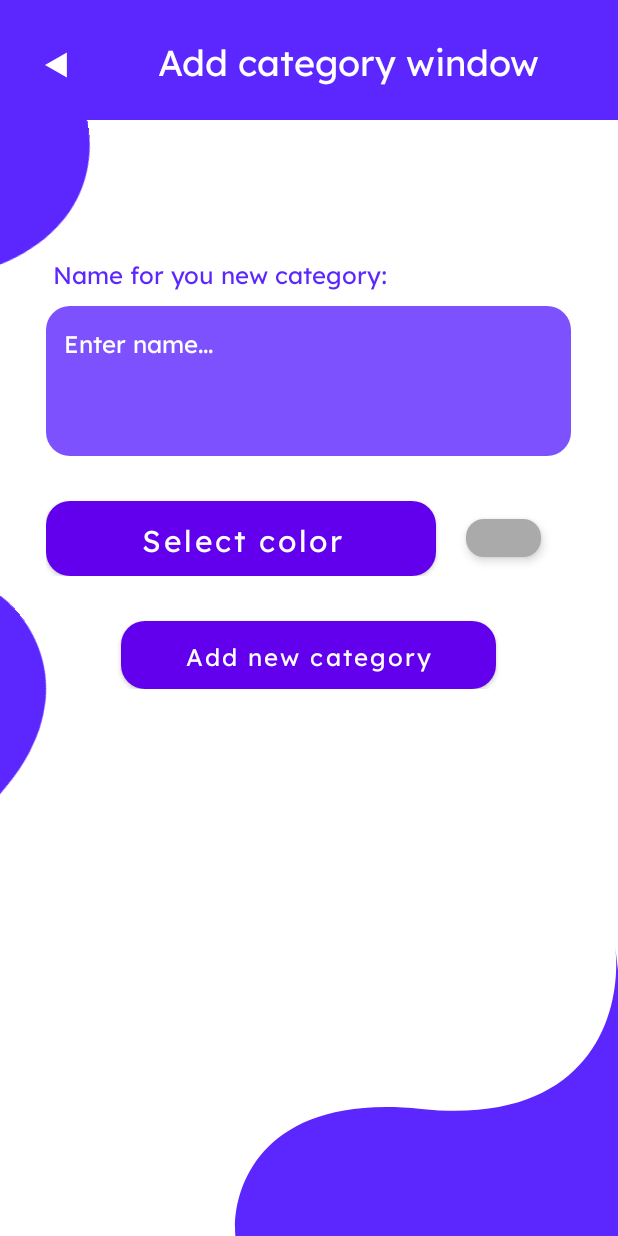
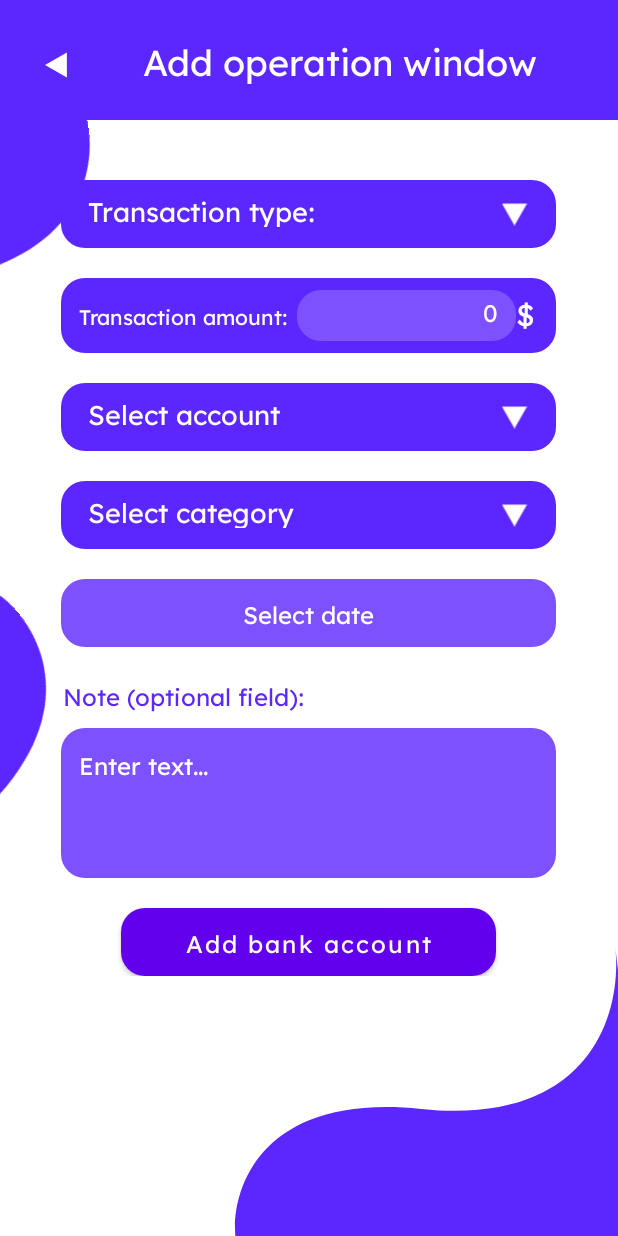
Before and after one commit to ByterGame/finance_tracker, an Android app built with Jetpack Compose: the DashboardActivity screen opened directly, with no data from a screen before it, after a tap on "add operation", on a phone screen of 412 x 824 dp. Run offline under Robolectric (Android 15) with nearby library versions, the phone set to English and light mode, and no system bars; our stand-ins replace Room's generated code; 4 statements that could not run were skipped.

Commit message:
Added a transaction add screen and a room for storing transactions in a more convenient view for future collection of information for a report

```diff
--- a/app/src/main/AndroidManifest.xml
+++ b/app/src/main/AndroidManifest.xml
@@ -16,6 +16,11 @@
         android:supportsRtl="true"
         android:theme="@style/Theme.Finance_tracker_app"
         tools:targetApi="31">
+        <activity
+            android:name=".AddOperationActivity"
+            android:exported="false"
+            android:label="@string/title_activity_add_category"
+            android:theme="@style/Theme.Finance_tracker_app" />
         <activity
             android:name=".AddCategoryActivity"
             android:exported="false"
--- /dev/null
+++ b/app/src/main/java/com/example/finance_tracker_app/AddOperationActivity.kt
@@ -0,0 +1,299 @@
+package com.example.finance_tracker_app
+
+import android.app.DatePickerDialog
+import android.content.Intent
+import android.content.SharedPreferences
+import android.os.Bundle
+import android.view.LayoutInflater
+import android.view.View
+import android.view.ViewGroup
+import android.widget.*
+import androidx.activity.result.contract.ActivityResultContracts
+import androidx.appcompat.app.AppCompatActivity
+import androidx.lifecycle.lifecycleScope
+import androidx.security.crypto.EncryptedSharedPreferences
+import androidx.security.crypto.MasterKey
+import com.google.gson.Gson
+import com.google.gson.reflect.TypeToken
+import kotlinx.coroutines.launch
+import androidx.appcompat.app.AlertDialog
+import java.util.*
+
+class AddOperationActivity : AppCompatActivity() {
+
+    data class Card(val type: String, val name: String, val balance: Double)
+
+    private lateinit var transactionTypeSpinner: Spinner
+    private lateinit var selectAccountSpinner: Spinner
+    private lateinit var selectCategorySpinner: Spinner
+    private lateinit var dateInput: EditText
+    private lateinit var backArrow: ImageButton
+    private lateinit var addOperation: Button
+
+    private val gson = Gson()
+    private val defaultCategories = listOf("Food", "Transport", "Entertainment", "Health", "Utilities", "Salary", "Other")
+    private var cardsList: List<Card> = emptyList()
+    private var userCategories: MutableList<String> = mutableListOf()
+    private lateinit var db: AppDatabase
+    private lateinit var operationDao: OperationDao
+
+    private var selectedDateMillis: Long = System.currentTimeMillis()
+
+    private val addCategoryLauncher = registerForActivityResult(
+        ActivityResultContracts.StartActivityForResult()
+    ) { result ->
+        if (result.resultCode == RESULT_OK) {
+            val newCategory = result.data?.getStringExtra("new_category_name")
+            if (!newCategory.isNullOrBlank()) {
+                userCategories.add(newCategory)
+                saveUserCategories()
+                updateCategorySpinnerWithNewCategory(newCategory)
+            }
+        }
+    }
+
+    override fun onCreate(savedInstanceState: Bundle?) {
+        super.onCreate(savedInstanceState)
+        setContentView(R.layout.add_operation_layout)
+
+        dateInput = findViewById(R.id.date_input)
+        transactionTypeSpinner = findViewById(R.id.transaction_type_spinner)
+        selectAccountSpinner = findViewById(R.id.select_account_spinner)
+        selectCategorySpinner = findViewById(R.id.select_category_spinner)
+        backArrow = findViewById(R.id.back_arrow)
+        addOperation = findViewById(R.id.add_operation)
+
+        db = AppDatabase.getDatabase(this)
+        operationDao = db.operationDao()
+
+        setupAddOperation()
+        setupBackArrow()
+        setupDateInput()
+        setupTransactionTypeSpinner()
+        loadCards()
+        setupSelectAccountSpinner()
+        loadUserCategories()
+        updateCategorySpinnerWithNewCategory(null)
+    }
+
+    private fun setupAddOperation() {
+        addOperation.setOnClickListener {
+            saveOperation()
+        }
+    }
+
+    private fun saveOperation() {
+        val type = transactionTypeSpinner.selectedItem?.toString() ?: ""
+        val amountStr = findViewById<EditText>(R.id.transaction_amount).text.toString()
+        val accountName = selectAccountSpinner.selectedItem?.toString() ?: ""
+        val category = selectCategorySpinner.selectedItem?.toString() ?: ""
+        val note = findViewById<EditText>(R.id.note_input).text.toString()
+
+        val amount = amountStr.replace(",", "").toDoubleOrNull()
+        if (type.isEmpty() || amount == null || accountName.isEmpty() || category.isEmpty()) {
+            Toast.makeText(this, "Please fill in all required fields", Toast.LENGTH_SHORT).show()
+            return
+        }
+
+        val cards = loadSavedCards().toMutableList()
+        val cardIndex = cards.indexOfFirst { it.name == accountName }
+
+        if (cardIndex == -1) {
+            Toast.makeText(this, "Selected card not found", Toast.LENGTH_SHORT).show()
+            return
+        }
+
+        val selectedCard = cards[cardIndex]
+        val newBalance = when (type.lowercase()) {
+            "income" -> selectedCard.balance + amount
+            "expense" -> selectedCard.balance - amount
+            else -> selectedCard.balance
+        }
+
+        fun proceedSaving() {
+            val operation = Operation(
+                type = type,
+                amount = amount,
+                accountName = accountName,
+                category = category,
+                date = selectedDateMillis,
+                note = if (note.isBlank()) null else note
+            )
+
+            cards[cardIndex] = selectedCard.copy(balance = newBalance)
+            saveCards(cards)
+
+            lifecycleScope.launch {
+                try {
+                    operationDao.insertOperation(operation)
+                    runOnUiThread {
+                        Toast.makeText(this@AddOperationActivity, "Operation saved", Toast.LENGTH_SHORT).show()
+                        startActivity(Intent(this@AddOperationActivity, DashboardActivity::class.java))
+                        finish()
+                    }
+                } catch (e: Exception) {
+                    e.printStackTrace()
+                    runOnUiThread {
+                        Toast.makeText(this@AddOperationActivity, "Error saving operation", Toast.LENGTH_SHORT).show()
+                    }
+                }
+            }
+        }
+
+        if (type.lowercase() == "expense" && newBalance < 0) {
+            AlertDialog.Builder(this)
+                .setTitle("Negative Balance")
+                .setMessage("This expense will result in a negative balance on this account. Are you sure you want to continue?")
+                .setPositiveButton("Yes") { _, _ -> proceedSaving() }
+                .setNegativeButton("Cancel", null)
+                .show()
+        } else {
+            proceedSaving()
+        }
+    }
+
+    private fun saveCards(cards: List<Card>) {
+        val json = gson.toJson(cards)
+        getEncryptedPrefs().edit().putString("cards_list", json).apply()
+    }
+
+    private fun setupBackArrow() {
+        backArrow.setOnClickListener {
+            startActivity(Intent(this@AddOperationActivity, DashboardActivity::class.java))
+            finish()
+        }
+    }
+
+    private fun setupDateInput() {
+        val calendar = Calendar.getInstance()
+        val dateSetListener = DatePickerDialog.OnDateSetListener { _, year, month, dayOfMonth ->
+            calendar.set(year, month, dayOfMonth, 0, 0, 0)
+            selectedDateMillis = calendar.timeInMillis
+            val formattedDate = "%02d.%02d.%d".format(dayOfMonth, month + 1, year)
+            dateInput.setText(formattedDate)
+        }
+
+        dateInput.setOnClickListener {
+            DatePickerDialog(
+                this,
+                dateSetListener,
+                calendar.get(Calendar.YEAR),
+                calendar.get(Calendar.MONTH),
+                calendar.get(Calendar.DAY_OF_MONTH)
+            ).show()
+        }
+    }
+
+    private fun setupTransactionTypeSpinner() {
+        val transactionTypes = listOf("Transaction type:", "Income", "Expense")
+        val adapter = createStyledSpinnerAdapter(transactionTypes)
+        transactionTypeSpinner.adapter = adapter
+        transactionTypeSpinner.setSelection(0)
+    }
+
+    private fun loadCards() {
+        cardsList = loadSavedCards()
+    }
+
+    private fun setupSelectAccountSpinner() {
+        val accountNames = mutableListOf("Select account")
+        accountNames.addAll(cardsList.map { it.name })
+        val adapter = createStyledSpinnerAdapter(accountNames)
+        selectAccountSpinner.adapter = adapter
+        selectAccountSpinner.setSelection(0)
+    }
+
+    private fun loadUserCategories() {
+        val prefs = getEncryptedPrefs()
+        val json = prefs.getString("user_categories", null)
+        userCategories = if (json != null) {
+            gson.fromJson(json, object : TypeToken<MutableList<String>>() {}.type)
+        } else {
+            mutableListOf()
+        }
+    }
+
+    private fun saveUserCategories() {
+        val prefs = getEncryptedPrefs()
+        prefs.edit().putString("user_categories", gson.toJson(userCategories)).apply()
+    }
+
+    private fun updateCategorySpinnerWithNewCategory(newCategory: String?) {
+        val categories = mutableListOf("Select category").apply {
+            addAll(defaultCategories)
+            addAll(userCategories)
+            add("Add new category")
+        }
+
+        val adapter = createStyledSpinnerAdapter(categories, highlightLastItem = true)
+        selectCategorySpinner.adapter = adapter
+
+        selectCategorySpinner.onItemSelectedListener = object : AdapterView.OnItemSelectedListener {
+            override fun onItemSelected(
+                parent: AdapterView<*>, view: View?, position: Int, id: Long
+            ) {
+                if (position == categories.lastIndex) {
+                    val intent = Intent(this@AddOperationActivity, AddCategoryActivity::class.java)
+                    addCategoryLauncher.launch(intent)
+                }
+            }
+
+            override fun onNothingSelected(parent: AdapterView<*>) {}
+        }
+
+        newCategory?.let {
+            val index = categories.indexOf(it)
+            if (index != -1) selectCategorySpinner.setSelection(index)
+        } ?: run {
+            selectCategorySpinner.setSelection(0)
+        }
+    }
+
+    private fun createStyledSpinnerAdapter(
+        items: List<String>,
+        highlightLastItem: Boolean = false
+    ): ArrayAdapter<String> {
+        return object : ArrayAdapter<String>(this, R.layout.spinner_item, R.id.spinnerText, items) {
+            override fun isEnabled(position: Int): Boolean = position != 0
+
+            override fun getDropDownView(position: Int, convertView: View?, parent: ViewGroup): View {
+                val inflater = LayoutInflater.from(context)
+                val view = inflater.inflate(R.layout.spinner_dropdown_item, parent, false)
+                val textView = view.findViewById<TextView>(R.id.dropdownText)
+                textView.text = items[position]
+
+                val color = when {
+                    position == 0 -> resources.getColor(android.R.color.darker_gray)
+                    highlightLastItem && position == items.lastIndex -> resources.getColor(android.R.color.holo_blue_dark)
+                    else -> resources.getColor(R.color.theme_color)
+                }
+
+                textView.setTextColor(color)
+                return view
+            }
+        }
+    }
+
+    private fun getEncryptedPrefs(): SharedPreferences {
+        val masterKey = MasterKey.Builder(applicationContext)
+            .setKeyScheme(MasterKey.KeyScheme.AES256_GCM)
+            .build()
+
+        return EncryptedSharedPreferences.create(
+            applicationContext,
+            "cards_secure_prefs",
+            masterKey,
+            EncryptedSharedPreferences.PrefKeyEncryptionScheme.AES256_SIV,
+            EncryptedSharedPreferences.PrefValueEncryptionScheme.AES256_GCM
+        )
+    }
+
+    private fun loadSavedCards(): List<Card> {
+        val json = getEncryptedPrefs().getString("cards_list", null)
+        return if (json != null) {
+            gson.fromJson(json, object : TypeToken<List<Card>>() {}.type)
+        } else {
+            emptyList()
+        }
+    }
+}
--- /dev/null
+++ b/app/src/main/java/com/example/finance_tracker_app/AppDatabase.kt
@@ -0,0 +1,28 @@
+package com.example.finance_tracker_app
+
+import androidx.room.Database
+import androidx.room.Room
+import androidx.room.RoomDatabase
+import android.content.Context
+
+@Database(entities = [Operation::class], version = 1)
+abstract class AppDatabase : RoomDatabase() {
+    abstract fun operationDao(): OperationDao
+
+    companion object {
+        @Volatile
+        private var INSTANCE: AppDatabase? = null
+
+        fun getDatabase(context: Context): AppDatabase {
+            return INSTANCE ?: synchronized(this) {
+                val instance = Room.databaseBuilder(
+                    context.applicationContext,
+                    AppDatabase::class.java,
+                    "finance_tracker_database"
+                ).build()
+                INSTANCE = instance
+                instance
+            }
+        }
+    }
+}
--- a/app/src/main/java/com/example/finance_tracker_app/DashboardActivity.kt
+++ b/app/src/main/java/com/example/finance_tracker_app/DashboardActivity.kt
@@ -56,7 +56,7 @@ class DashboardActivity : AppCompatActivity() {
         }
         val addCategoryButton = findViewById<LinearLayout>(R.id.add_operation_section)
         addCategoryButton.setOnClickListener {
-            startActivity(Intent(this@DashboardActivity, AddCategoryActivity::class.java))
+            startActivity(Intent(this@DashboardActivity, AddOperationActivity::class.java))
             finish()
         }
 
--- /dev/null
+++ b/app/src/main/java/com/example/finance_tracker_app/OperationDao.kt
@@ -0,0 +1,19 @@
+package com.example.finance_tracker_app
+
+import androidx.room.*
+
+@Dao
+interface OperationDao {
+
+    @Insert(onConflict = OnConflictStrategy.REPLACE)
+    suspend fun insertOperation(operation: Operation)
+
+    @Query("SELECT * FROM operations ORDER BY date DESC")
+    suspend fun getAllOperations(): List<Operation>
+
+    @Delete
+    suspend fun deleteOperation(operation: Operation)
+
+    @Update
+    suspend fun updateOperation(operation: Operation)
+}
--- /dev/null
+++ b/app/src/main/res/layout/add_operation_layout.xml
@@ -0,0 +1,204 @@
+<?xml version="1.0" encoding="utf-8"?>
+<androidx.constraintlayout.widget.ConstraintLayout xmlns:android="http://schemas.android.com/apk/res/android"
+    android:layout_width="match_parent"
+    android:layout_height="match_parent"
+    xmlns:app="http://schemas.android.com/apk/res-auto">
+
+    <ImageView
+        android:id="@+id/image1"
+        android:layout_width="wrap_content"
+        android:layout_height="wrap_content"
+        android:src="@drawable/background_piece_1"
+        app:layout_constraintTop_toTopOf="parent"
+        app:layout_constraintStart_toStartOf="parent"
+        android:layout_marginStart="-170dp"
+        android:layout_marginTop="85dp"
+        android:rotation="-8"/>
+
+    <ImageView
+        android:id="@+id/image2"
+        android:layout_width="wrap_content"
+        android:layout_height="wrap_content"
+        android:src="@drawable/background_piece_1"
+        app:layout_constraintTop_toTopOf="parent"
+        app:layout_constraintStart_toStartOf="parent"
+        app:layout_constraintBottom_toBottomOf="parent"
+        android:layout_marginStart="-140dp"
+        android:layout_marginTop="300dp"
+        android:rotation="-40"/>
+
+    <ImageView
+        android:id="@+id/image3"
+        android:layout_width="wrap_content"
+        android:layout_height="wrap_content"
+        android:src="@drawable/background_piece_2"
+        app:layout_constraintBottom_toBottomOf="parent"
+        app:layout_constraintRight_toRightOf="parent" />
+
+    <LinearLayout
+        android:id="@+id/header"
+        android:layout_width="match_parent"
+        android:layout_height="80dp"
+        app:layout_constraintTop_toTopOf="parent"
+        android:background="@color/primary_color"
+        android:orientation="horizontal">
+
+        <ImageButton
+            android:id="@+id/back_arrow"
+            android:layout_width="wrap_content"
+            android:layout_height="wrap_content"
+            android:background="@drawable/back_arrow"
+            android:layout_gravity="center"
+            android:layout_marginStart="30dp"
+            android:layout_marginTop="3dp"/>
+
+        <TextView
+            android:layout_width="wrap_content"
+            android:layout_height="wrap_content"
+            android:layout_gravity="center"
+            android:text="Add operation window"
+            android:textColor="@color/theme_color"
+            android:textSize="24sp"
+            android:fontFamily="@font/lexend_deca"
+            android:layout_marginStart="50dp"/>
+
+    </LinearLayout>
+
+    <LinearLayout
+        android:layout_width="match_parent"
+        android:layout_height="wrap_content"
+        app:layout_constraintTop_toBottomOf="@id/header"
+        android:orientation="vertical"
+        android:layout_marginTop="40dp"
+        >
+
+        <Spinner
+            android:id="@+id/transaction_type_spinner"
+            android:layout_width="330dp"
+            android:layout_height="45dp"
+            android:background="@drawable/spinner_background"
+            android:popupBackground="@drawable/spinner_background"
+            android:gravity="center"
+            android:layout_gravity="center"/>
+
+        <LinearLayout
+            android:layout_width="330dp"
+            android:layout_height="50dp"
+            android:background="@drawable/edittext_background"
+            android:backgroundTint="@color/primary_color"
+            android:layout_gravity="center"
+            android:layout_marginTop="20dp"
+            android:orientation="horizontal">
+
+            <TextView
+                android:layout_width="0dp"
+                android:layout_weight="1"
+                android:layout_height="match_parent"
+                android:text="Transaction amount:"
+                android:fontFamily="@font/lexend_deca"
+                android:textColor="@color/theme_color"
+                android:gravity="center_vertical"
+                android:textSize="14sp"/>
+
+            <EditText
+                android:id="@+id/transaction_amount"
+                android:layout_width="0dp"
+                android:layout_weight="1"
+                android:layout_height="match_parent"
+                android:background="@drawable/edittext_background"
+                android:inputType="numberDecimal"
+                android:hint="0"
+                android:textColor="@color/theme_color"
+                android:textColorHint="@color/theme_color"
+                android:fontFamily="@font/lexend_deca"
+                android:gravity="center_vertical|end"
+                android:textSize="16sp"/>
+
+            <TextView
+                android:layout_width="0dp"
+                android:layout_weight="0.1"
+                android:layout_height="match_parent"
+                android:text="$"
+                android:fontFamily="@font/lexend_deca"
+                android:textColor="@color/theme_color"
+                android:textSize="20sp"/>
+
+        </LinearLayout>
+
+        <Spinner
+            android:id="@+id/select_account_spinner"
+            android:layout_width="330dp"
+            android:layout_height="45dp"
+            android:background="@drawable/spinner_background"
+            android:popupBackground="@drawable/spinner_background"
+            android:gravity="center"
+            android:layout_marginTop="20dp"
+            android:layout_gravity="center"/>
+
+        <Spinner
+            android:id="@+id/select_category_spinner"
+            android:layout_width="330dp"
+            android:layout_height="45dp"
+            android:background="@drawable/spinner_background"
+            android:popupBackground="@drawable/spinner_background"
+            android:gravity="center"
+            android:layout_marginTop="20dp"
+            android:layout_gravity="center"/>
+
+        <EditText
+            android:id="@+id/date_input"
+            android:layout_width="330dp"
+            android:layout_height="45dp"
+            android:hint="Select date"
+            android:focusable="false"
+            android:clickable="true"
+            android:background="@drawable/edittext_background"
+            android:textColor="@color/theme_color"
+            android:textColorHint="@color/theme_color"
+            android:fontFamily="@font/lexend_deca"
+            android:gravity="center"
+            android:textSize="16sp"
+            android:layout_gravity="center"
+            android:layout_marginTop="20dp"/>
+
+        <TextView
+            android:layout_width="match_parent"
+            android:layout_height="wrap_content"
+            android:text="Note (optional field):"
+            android:layout_marginStart="42dp"
+            android:layout_marginTop="20dp"
+            android:fontFamily="@font/lexend_deca"
+            android:textColor="@color/primary_color"
+            android:textSize="16sp"/>
+
+        <EditText
+            android:id="@+id/note_input"
+            android:layout_width="330dp"
+            android:layout_height="100dp"
+            android:background="@drawable/edittext_background"
+            android:hint="Enter text..."
+            android:textColor="@color/theme_color"
+            android:textColorHint="@color/theme_color"
+            android:fontFamily="@font/lexend_deca"
+            android:padding="12dp"
+            android:textSize="16sp"
+            android:layout_marginTop="10dp"
+            android:layout_gravity="center"
+            android:gravity="start"/>
+
+        <Button
+            android:id="@+id/add_operation"
+            android:layout_width="250dp"
+            android:layout_height="45dp"
+            android:background="@drawable/spinner_background"
+            android:layout_gravity="center"
+            android:layout_marginTop="20dp"
+            android:text="Add bank account"
+            android:textAllCaps="false"
+            android:fontFamily="@font/lexend_deca"
+            android:textSize="16sp"/>
+
+    </LinearLayout>
+
+
+</androidx.constraintlayout.widget.ConstraintLayout>
--- a/app/src/main/res/layout/spinner_item.xml
+++ b/app/src/main/res/layout/spinner_item.xml
@@ -16,7 +16,7 @@
         android:gravity="start"
         android:layout_marginBottom="4dp"
         android:layout_marginStart="10dp"
-        android:textSize="20sp"/>
+        android:textSize="18sp"/>
 
     <ImageView
         android:id="@+id/spinnerArrow"
```
Also changed, not shown: app/build.gradle.kts (+12 -1 lines), app/src/main/java/com/example/finance_tracker_app/AddCategoryActivity.kt (+46 -11 lines), app/src/main/java/com/example/finance_tracker_app/Operation.kt (added, +15 -0 lines), gradle/libs.versions.toml (+6 -1 lines).
